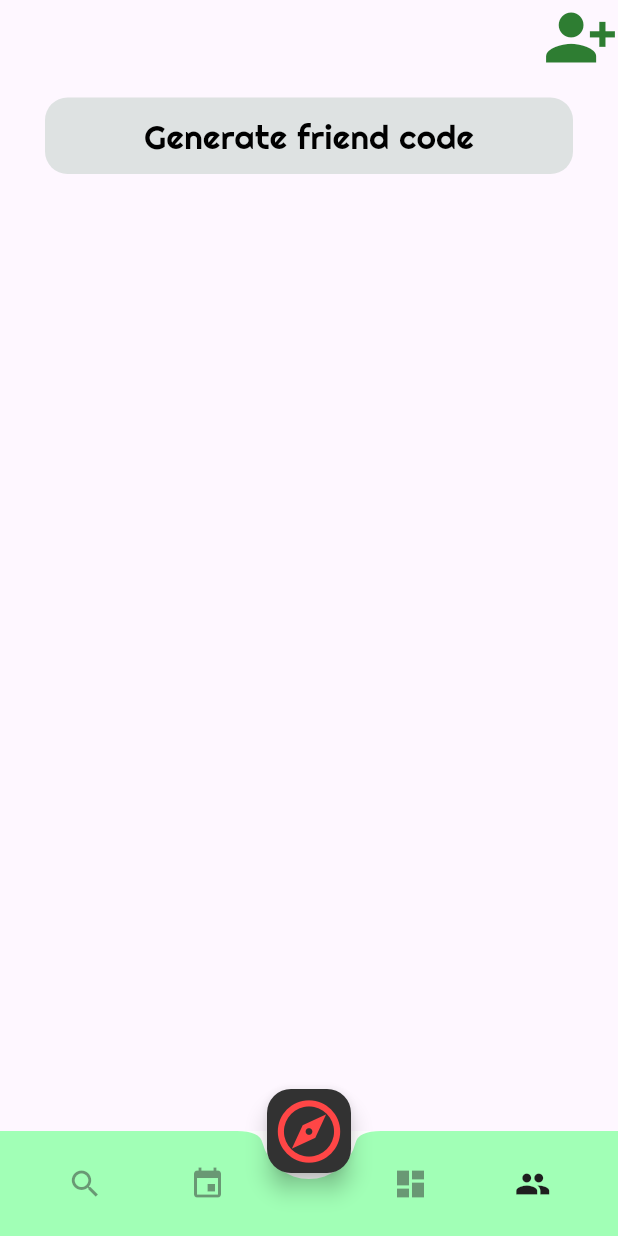
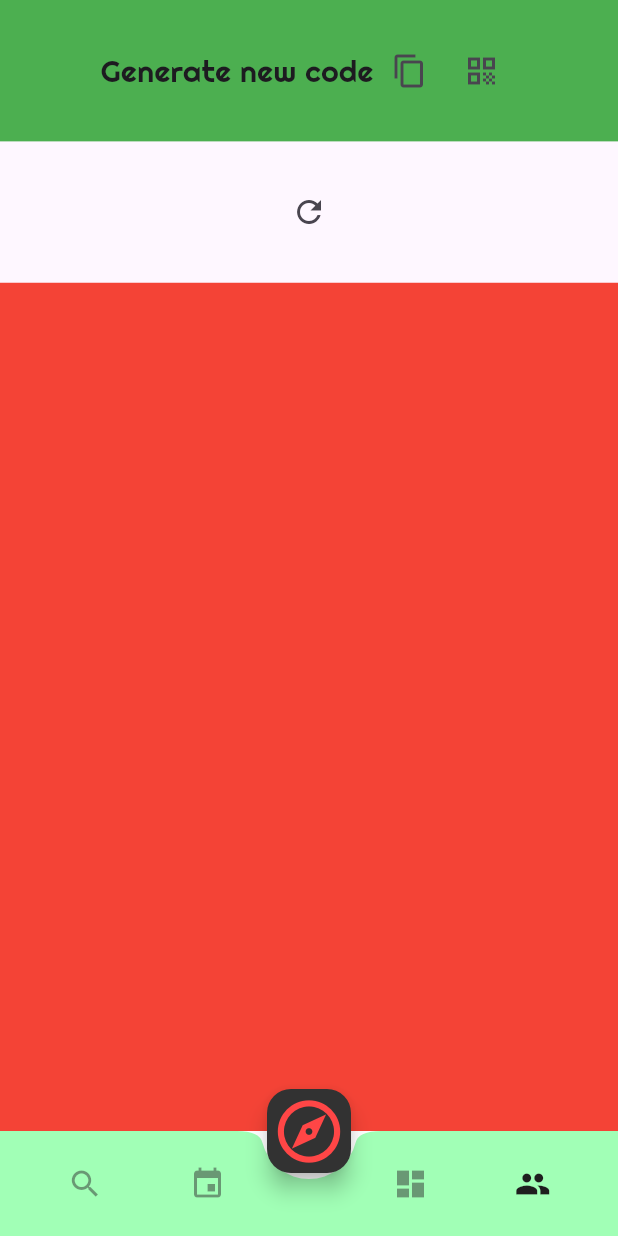
Before and after one commit to Thomas-More-Digital-Innovation/2324-ES-001-Pinpoint-App, a Flutter app: the screen it shows after launch, item 4 of the bottom bar chosen, on a phone screen of 412 x 824 dp. Run offline on Flutter 3.47's test engine with Material 3 defaults, Android fonts, the phone set to English and light mode, and no system bars; our stand-ins replace flutter_map, geolocator, image_picker, latlong2, qr_flutter.

Commit message:
Restyling screen + uuid generation more intuitive

```diff
--- a/code/pinpoint_app/lib/screens/contacts/contacts.dart
+++ b/code/pinpoint_app/lib/screens/contacts/contacts.dart
@@ -1,9 +1,8 @@
 import 'package:flutter/material.dart';
 import 'package:pinpoint_app/api/users_controller.dart';
-import 'package:pinpoint_app/components/button.dart';
-import 'package:pinpoint_app/screens/contacts/find_friends.dart';
 import 'package:uuid/uuid.dart';
 import 'package:qr_flutter/qr_flutter.dart';
+import 'package:flutter/services.dart';
 
 class Contacts extends StatefulWidget {
   const Contacts({super.key});
@@ -14,6 +13,7 @@ class Contacts extends StatefulWidget {
 
 class _ContactsState extends State<Contacts> {
   String? uniqueCode;
+  bool showQr = false;
 
   void _generateUniqueCode() {
     var uuid = const Uuid();
@@ -21,64 +21,128 @@ class _ContactsState extends State<Contacts> {
     postUniqueCode(uniqueCode!);
   }
 
+  void toggleShowQr() {
+    setState(() {
+      uniqueCode != null ? showQr = !showQr : showQr = showQr;
+    });
+  }
+
   @override
   Widget build(BuildContext context) {
-    return Scaffold(
-      body: Column(
+    return SafeArea(
+      maintainBottomViewPadding: true,
+      child: Scaffold(
+        body: Stack(
+          children: [
+            Column(
               crossAxisAlignment: CrossAxisAlignment.center,
               children: [
-          Container(
-            alignment: Alignment.topRight,
-            child: GestureDetector(
-                onTap: () {
-                  showDialog(
-                    context: context,
-                    builder: (BuildContext context) => const FindsFriends(),
-                  );
-                },
-                child: Icon(
-                  size: 50,
-                  color: Colors.green[800],
-                  Icons.person_add_alt_1_sharp,
-                )),
-          ),
-          Padding(
-            padding:
-                const EdgeInsets.only(top: 15, bottom: 60, left: 30, right: 30),
+                // Container(
+                //   alignment: Alignment.topRight,
+                //   child: GestureDetector(
+                //       onTap: () {
+                //         showDialog(
+                //           context: context,
+                //           builder: (BuildContext context) => const FindsFriends(),
+                //         );
+                //       },
+                //       child: Icon(
+                //         size: 50,
+                //         color: Colors.green[800],
+                //         Icons.person_add_alt_1_sharp,
+                //       )),
+                // ),
+                Expanded(
+                  flex: 1,
+                  child: Center(
                     child: Column(
                       mainAxisAlignment: MainAxisAlignment.spaceEvenly,
                       children: [
-                ButtonWidget(
-                  text: "Generate friend code",
-                  onTap: () {
+                        Expanded(
+                          child: Container(
+                            color: Colors.green,
+                            child: Padding(
+                              padding: const EdgeInsets.all(8.0),
+                              child: Row(
+                                mainAxisAlignment: MainAxisAlignment.center,
+                                children: [
+                                  Text(
+                                    uniqueCode != null
+                                        ? uniqueCode!
+                                        : "Generate new code",
+                                    style: TextStyle(fontSize: 20),
+                                  ),
+                                  IconButton(
+                                    icon: Icon(Icons.copy),
+                                    onPressed: () async {
+                                      await Clipboard.setData(
+                                          ClipboardData(text: uniqueCode!));
+                                    },
+                                  ),
+                                  IconButton(
+                                    icon: Icon(Icons.qr_code),
+                                    onPressed: () => toggleShowQr(),
+                                  )
+                                ],
+                              ),
+                            ),
+                          ),
+                        ),
+                        Expanded(
+                          child: IconButton(
+                            icon: const Icon(Icons.refresh),
+                            onPressed: () {
                               _generateUniqueCode();
                               setState(() {});
                             },
                           ),
-                uniqueCode != null
-                    ? Column(
+                        ),
+                      ],
+                    ),
+                  ),
+                ),
+                Expanded(
+                  child: Container(
+                    color: Colors.red,
+                  ),
+                  flex: 3,
+                )
+              ],
+            ),
+            Center(
+              child: Container(
+                width: 300,
+                height: 300,
+                child: (showQr && uniqueCode != null)
+                    ? AlertDialog(
+                        content: Padding(
+                          padding: const EdgeInsets.all(8.0),
+                          child: Column(
                             children: [
-                          const SizedBox(
-                            height: 10,
-                          ),
                               QrImageView(
                                 data: uniqueCode!,
                                 version: QrVersions.auto,
-                            size: 200.0,
+                                size: 100.0,
                               ),
                               Text(
                                 uniqueCode!,
                                 style: const TextStyle(
                                     fontSize: 24, fontWeight: FontWeight.w300),
                               ),
+                              IconButton(
+                                onPressed: () => toggleShowQr(),
+                                icon: Icon(Icons.close),
+                              ),
                             ],
+                          ),
+                        ),
                       )
                     : const SizedBox.shrink(),
-              ],
               ),
             ),
           ],
         ),
+      ),
     );
   }
 }
```
Lines whose indentation alone changed are shown as unchanged.
